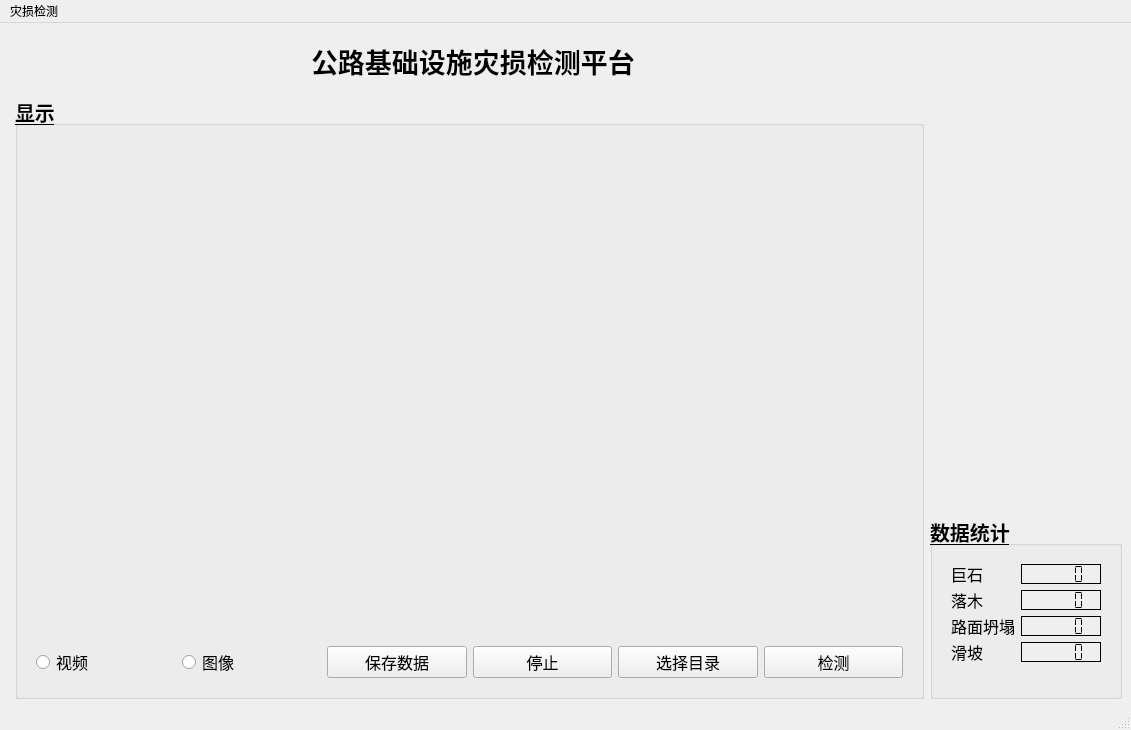
The window that main_window.ui (XHao1997/yolo_detect_qt) describes before a commit, drawn with Qt 5.
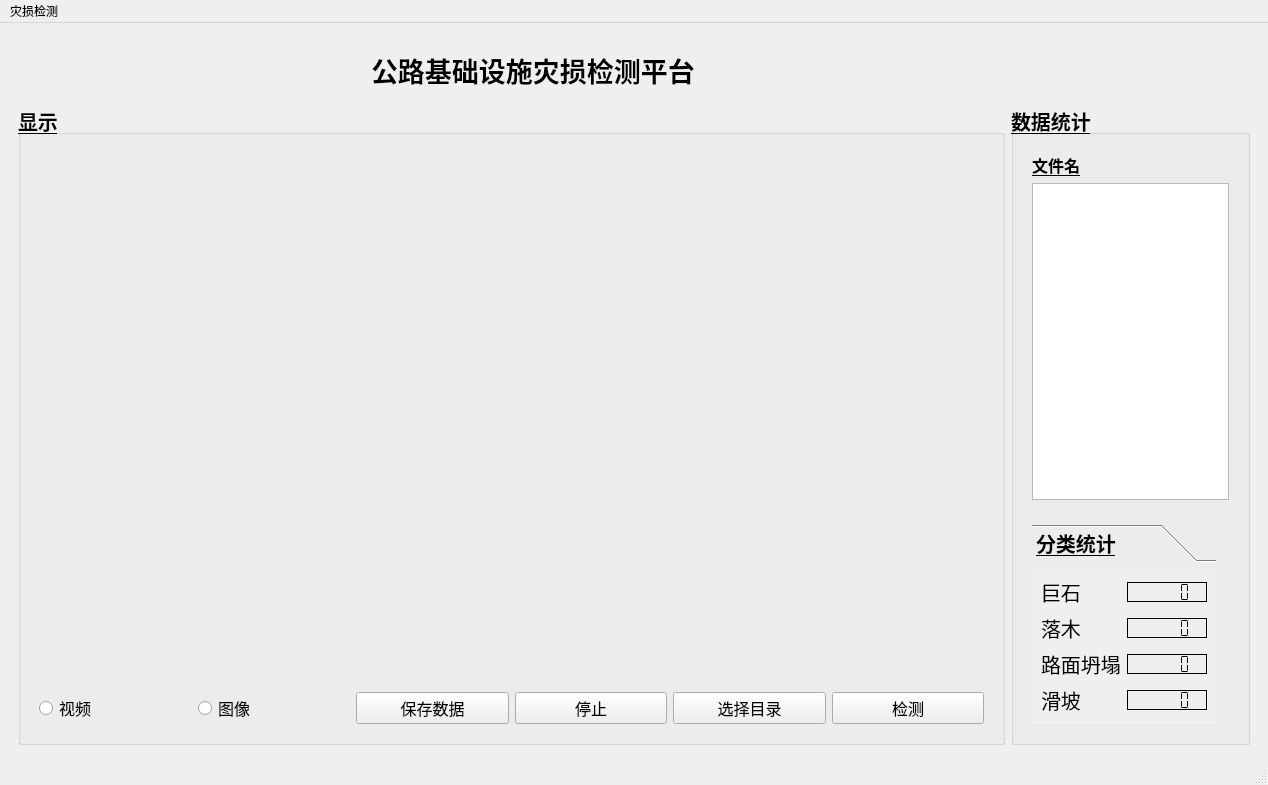
The same window after the commit. Icons and pictures are not drawn.

Commit message: modify ui to full screen

The edit to the form file:
```diff
--- a/main_window.ui
+++ b/main_window.ui
@@ -6,8 +6,8 @@
    <rect>
     <x>0</x>
     <y>0</y>
-    <width>1131</width>
-    <height>730</height>
+    <width>1268</width>
+    <height>785</height>
    </rect>
   </property>
   <property name="sizePolicy">
@@ -16,302 +16,109 @@
     <verstretch>0</verstretch>
    </sizepolicy>
   </property>
+  <property name="font">
+   <font>
+    <underline>false</underline>
+   </font>
+  </property>
   <property name="windowTitle">
    <string>Yolo Disaster Detection</string>
   </property>
   <widget class="QWidget" name="centralwidget">
    <layout class="QGridLayout" name="gridLayout">
-    <item row="2" column="3">
-     <widget class="QGroupBox" name="groupBox">
-      <property name="sizePolicy">
-       <sizepolicy hsizetype="Fixed" vsizetype="Fixed">
-        <horstretch>0</horstretch>
-        <verstretch>0</verstretch>
-       </sizepolicy>
-      </property>
-      <property name="font">
-       <font>
-        <pointsize>15</pointsize>
-        <bold>true</bold>
-        <underline>true</underline>
-        <kerning>true</kerning>
-       </font>
-      </property>
-      <property name="title">
-       <string>数据统计</string>
-      </property>
-      <layout class="QVBoxLayout" name="verticalLayout_2">
-       <item>
+    <item row="0" column="1" rowspan="3" colspan="2">
         <widget class="QWidget" name="horizontalWidget" native="true">
          <property name="sizePolicy">
-          <sizepolicy hsizetype="Preferred" vsizetype="Expanding">
+       <sizepolicy hsizetype="Expanding" vsizetype="Expanding">
            <horstretch>0</horstretch>
            <verstretch>0</verstretch>
           </sizepolicy>
          </property>
-         <layout class="QFormLayout" name="formLayout">
+      <layout class="QGridLayout" name="gridLayout_3">
           <item row="0" column="0">
-           <layout class="QGridLayout" name="gridLayout_2">
-            <item row="2" column="0">
-             <widget class="QLabel" name="label_3">
+        <widget class="QFrame" name="horizontalFrame">
+         <layout class="QHBoxLayout" name="horizontalLayout_2">
+          <item>
+           <spacer name="horizontalSpacer">
+            <property name="orientation">
+             <enum>Qt::Orientation::Horizontal</enum>
+            </property>
+            <property name="sizeHint" stdset="0">
+             <size>
+              <width>50</width>
+              <height>20</height>
+             </size>
+            </property>
+           </spacer>
+          </item>
+          <item>
+           <widget class="QLabel" name="label_2">
+            <property name="sizePolicy">
+             <sizepolicy hsizetype="Maximum" vsizetype="Preferred">
+              <horstretch>0</horstretch>
+              <verstretch>0</verstretch>
+             </sizepolicy>
+            </property>
+            <property name="maximumSize">
+             <size>
+              <width>60</width>
+              <height>60</height>
+             </size>
+            </property>
+            <property name="text">
+             <string/>
+            </property>
+            <property name="textFormat">
+             <enum>Qt::TextFormat::AutoText</enum>
+            </property>
+            <property name="pixmap">
+             <pixmap>images.jpeg</pixmap>
+            </property>
+            <property name="scaledContents">
+             <bool>true</bool>
+            </property>
+           </widget>
+          </item>
+          <item>
+           <widget class="QLabel" name="label_6">
+            <property name="sizePolicy">
+             <sizepolicy hsizetype="Maximum" vsizetype="Preferred">
+              <horstretch>0</horstretch>
+              <verstretch>0</verstretch>
+             </sizepolicy>
+            </property>
               <property name="font">
                <font>
-                <pointsize>12</pointsize>
-                <bold>false</bold>
+              <pointsize>20</pointsize>
+              <bold>true</bold>
                 <underline>false</underline>
-                <kerning>true</kerning>
                </font>
               </property>
               <property name="text">
-               <string>路面坍塌</string>
+             <string>    公路基础设施灾损检测平台</string>
               </property>
              </widget>
             </item>
-            <item row="0" column="1">
-             <widget class="QLCDNumber" name="lcdNumber_stone">
-              <property name="minimumSize">
-               <size>
-                <width>80</width>
-                <height>0</height>
-               </size>
-              </property>
-              <property name="maximumSize">
+          <item>
+           <spacer name="horizontalSpacer_2">
+            <property name="orientation">
+             <enum>Qt::Orientation::Horizontal</enum>
+            </property>
+            <property name="sizeHint" stdset="0">
                <size>
-                <width>50</width>
+              <width>40</width>
                 <height>20</height>
                </size>
               </property>
-              <property name="font">
-               <font>
-                <family>Ubuntu</family>
-                <pointsize>20</pointsize>
-                <italic>false</italic>
-                <bold>true</bold>
-                <underline>true</underline>
-                <kerning>true</kerning>
-               </font>
-              </property>
-              <property name="accessibleDescription">
-               <string notr="true"/>
-              </property>
-              <property name="autoFillBackground">
-               <bool>true</bool>
-              </property>
-              <property name="styleSheet">
-               <string notr="true">font: 700 20pt &quot;Ubuntu&quot;;</string>
-              </property>
-              <property name="frameShadow">
-               <enum>QFrame::Shadow::Plain</enum>
-              </property>
-              <property name="lineWidth">
-               <number>1</number>
-              </property>
-              <property name="midLineWidth">
-               <number>1</number>
-              </property>
-              <property name="segmentStyle">
-               <enum>QLCDNumber::SegmentStyle::Flat</enum>
-              </property>
-             </widget>
-            </item>
-            <item row="3" column="1">
-             <widget class="QLCDNumber" name="lcdNumber_landslide">
-              <property name="minimumSize">
-               <size>
-                <width>80</width>
-                <height>0</height>
-               </size>
-              </property>
-              <property name="maximumSize">
-               <size>
-                <width>50</width>
-                <height>20</height>
-               </size>
-              </property>
-              <property name="font">
-               <font>
-                <family>Ubuntu</family>
-                <pointsize>20</pointsize>
-                <italic>false</italic>
-                <bold>true</bold>
-                <underline>true</underline>
-                <kerning>true</kerning>
-               </font>
-              </property>
-              <property name="accessibleDescription">
-               <string notr="true"/>
-              </property>
-              <property name="autoFillBackground">
-               <bool>true</bool>
-              </property>
-              <property name="styleSheet">
-               <string>font: 700 20pt &quot;Ubuntu&quot;;</string>
-              </property>
-              <property name="frameShadow">
-               <enum>QFrame::Shadow::Plain</enum>
-              </property>
-              <property name="lineWidth">
-               <number>1</number>
-              </property>
-              <property name="midLineWidth">
-               <number>1</number>
-              </property>
-              <property name="segmentStyle">
-               <enum>QLCDNumber::SegmentStyle::Flat</enum>
-              </property>
+           </spacer>
+          </item>
+         </layout>
              </widget>
             </item>
             <item row="1" column="0">
-             <widget class="QLabel" name="label">
-              <property name="font">
-               <font>
-                <pointsize>12</pointsize>
-                <bold>false</bold>
-                <underline>false</underline>
-                <kerning>true</kerning>
-               </font>
-              </property>
-              <property name="text">
-               <string>落木</string>
-              </property>
-             </widget>
-            </item>
-            <item row="0" column="0">
-             <widget class="QLabel" name="label_4">
-              <property name="font">
-               <font>
-                <pointsize>12</pointsize>
-                <bold>false</bold>
-                <underline>false</underline>
-                <kerning>true</kerning>
-               </font>
-              </property>
-              <property name="text">
-               <string>巨石</string>
-              </property>
-             </widget>
-            </item>
-            <item row="3" column="0">
-             <widget class="QLabel" name="label_5">
-              <property name="font">
-               <font>
-                <pointsize>12</pointsize>
-                <bold>false</bold>
-                <underline>false</underline>
-                <kerning>true</kerning>
-               </font>
-              </property>
-              <property name="text">
-               <string>滑坡</string>
-              </property>
-             </widget>
-            </item>
-            <item row="1" column="1">
-             <widget class="QLCDNumber" name="lcdNumber_fallentree">
-              <property name="minimumSize">
-               <size>
-                <width>80</width>
-                <height>0</height>
-               </size>
-              </property>
-              <property name="maximumSize">
-               <size>
-                <width>50</width>
-                <height>20</height>
-               </size>
-              </property>
-              <property name="font">
-               <font>
-                <family>Ubuntu</family>
-                <pointsize>20</pointsize>
-                <italic>false</italic>
-                <bold>true</bold>
-                <underline>true</underline>
-                <kerning>true</kerning>
-               </font>
-              </property>
-              <property name="accessibleDescription">
-               <string notr="true"/>
-              </property>
-              <property name="autoFillBackground">
-               <bool>true</bool>
-              </property>
-              <property name="styleSheet">
-               <string>font: 700 20pt &quot;Ubuntu&quot;;</string>
-              </property>
-              <property name="frameShadow">
-               <enum>QFrame::Shadow::Plain</enum>
-              </property>
-              <property name="lineWidth">
-               <number>1</number>
-              </property>
-              <property name="midLineWidth">
-               <number>1</number>
-              </property>
-              <property name="segmentStyle">
-               <enum>QLCDNumber::SegmentStyle::Flat</enum>
-              </property>
-             </widget>
-            </item>
-            <item row="2" column="1">
-             <widget class="QLCDNumber" name="lcdNumber_roadcollapse">
-              <property name="minimumSize">
-               <size>
-                <width>80</width>
-                <height>0</height>
-               </size>
-              </property>
-              <property name="maximumSize">
-               <size>
-                <width>50</width>
-                <height>20</height>
-               </size>
-              </property>
-              <property name="font">
-               <font>
-                <family>Ubuntu</family>
-                <pointsize>20</pointsize>
-                <italic>false</italic>
-                <bold>true</bold>
-                <underline>true</underline>
-                <kerning>true</kerning>
-               </font>
-              </property>
-              <property name="accessibleDescription">
-               <string notr="true"/>
-              </property>
-              <property name="autoFillBackground">
-               <bool>true</bool>
-              </property>
-              <property name="styleSheet">
-               <string>font: 700 20pt &quot;Ubuntu&quot;;</string>
-              </property>
-              <property name="frameShadow">
-               <enum>QFrame::Shadow::Plain</enum>
-              </property>
-              <property name="lineWidth">
-               <number>1</number>
-              </property>
-              <property name="midLineWidth">
-               <number>1</number>
-              </property>
-              <property name="segmentStyle">
-               <enum>QLCDNumber::SegmentStyle::Flat</enum>
-              </property>
-             </widget>
-            </item>
-           </layout>
-          </item>
-         </layout>
-        </widget>
-       </item>
-      </layout>
-     </widget>
-    </item>
-    <item row="1" column="2" rowspan="2">
      <widget class="QGroupBox" name="groupBox_3">
       <property name="sizePolicy">
-       <sizepolicy hsizetype="Expanding" vsizetype="Preferred">
+          <sizepolicy hsizetype="MinimumExpanding" vsizetype="Preferred">
         <horstretch>0</horstretch>
         <verstretch>0</verstretch>
        </sizepolicy>
@@ -347,9 +154,9 @@
          <item>
           <widget class="QLabel" name="label_display">
            <property name="sizePolicy">
-            <sizepolicy hsizetype="Preferred" vsizetype="MinimumExpanding">
-             <horstretch>0</horstretch>
-             <verstretch>0</verstretch>
+               <sizepolicy hsizetype="Expanding" vsizetype="Expanding">
+                <horstretch>2</horstretch>
+                <verstretch>2</verstretch>
             </sizepolicy>
            </property>
            <property name="text">
@@ -476,73 +283,374 @@
       </layout>
      </widget>
     </item>
-    <item row="0" column="1" colspan="3">
+       <item row="1" column="1">
+        <widget class="QGroupBox" name="groupBox">
+         <property name="sizePolicy">
+          <sizepolicy hsizetype="Fixed" vsizetype="MinimumExpanding">
+           <horstretch>1</horstretch>
+           <verstretch>1</verstretch>
+          </sizepolicy>
+         </property>
+         <property name="font">
+          <font>
+           <pointsize>15</pointsize>
+           <bold>true</bold>
+           <underline>true</underline>
+           <kerning>true</kerning>
+          </font>
+         </property>
+         <property name="title">
+          <string>数据统计</string>
+         </property>
+         <layout class="QVBoxLayout" name="verticalLayout_2">
+          <item>
+           <widget class="QWidget" name="" native="true">
+            <property name="sizePolicy">
+             <sizepolicy hsizetype="Preferred" vsizetype="Minimum">
+              <horstretch>0</horstretch>
+              <verstretch>0</verstretch>
+             </sizepolicy>
+            </property>
+            <layout class="QVBoxLayout" name="verticalLayout">
+             <item>
+              <widget class="QLabel" name="label_7">
+               <property name="sizePolicy">
+                <sizepolicy hsizetype="Preferred" vsizetype="Maximum">
+                 <horstretch>0</horstretch>
+                 <verstretch>0</verstretch>
+                </sizepolicy>
+               </property>
+               <property name="font">
+                <font>
+                 <pointsize>12</pointsize>
+                 <bold>true</bold>
+                 <underline>true</underline>
+                 <kerning>true</kerning>
+                </font>
+               </property>
+               <property name="text">
+                <string>文件名</string>
+               </property>
+              </widget>
+             </item>
+             <item>
+              <widget class="QListView" name="listView">
+               <property name="sizePolicy">
+                <sizepolicy hsizetype="MinimumExpanding" vsizetype="Minimum">
+                 <horstretch>0</horstretch>
+                 <verstretch>0</verstretch>
+                </sizepolicy>
+               </property>
+               <property name="minimumSize">
+                <size>
+                 <width>120</width>
+                 <height>100</height>
+                </size>
+               </property>
+               <property name="maximumSize">
+                <size>
+                 <width>197</width>
+                 <height>600</height>
+                </size>
+               </property>
+               <property name="font">
+                <font>
+                 <pointsize>12</pointsize>
+                 <italic>false</italic>
+                 <bold>false</bold>
+                 <underline>true</underline>
+                 <kerning>true</kerning>
+                 <hintingpreference>PreferDefaultHinting</hintingpreference>
+                </font>
+               </property>
+              </widget>
+             </item>
+            </layout>
+           </widget>
+          </item>
+          <item>
      <widget class="QWidget" name="horizontalWidget" native="true">
       <property name="sizePolicy">
-       <sizepolicy hsizetype="Fixed" vsizetype="Maximum">
+             <sizepolicy hsizetype="Preferred" vsizetype="Maximum">
         <horstretch>0</horstretch>
         <verstretch>0</verstretch>
        </sizepolicy>
       </property>
-      <layout class="QHBoxLayout" name="horizontalLayout_2">
-       <item>
-        <spacer name="horizontalSpacer">
-         <property name="orientation">
-          <enum>Qt::Orientation::Horizontal</enum>
-         </property>
-         <property name="sizeHint" stdset="0">
+            <layout class="QFormLayout" name="formLayout">
+             <item row="2" column="0">
+              <widget class="QToolBox" name="toolBox">
+               <property name="frameShadow">
+                <enum>QFrame::Shadow::Plain</enum>
+               </property>
+               <widget class="QWidget" name="widget">
+                <property name="geometry">
+                 <rect>
+                  <x>0</x>
+                  <y>0</y>
+                  <width>184</width>
+                  <height>152</height>
+                 </rect>
+                </property>
+                <attribute name="label">
+                 <string>分类统计</string>
+                </attribute>
+                <layout class="QGridLayout" name="gridLayout_2">
+                 <item row="3" column="1">
+                  <widget class="QLCDNumber" name="lcdNumber_landslide">
+                   <property name="minimumSize">
           <size>
-           <width>250</width>
+                     <width>80</width>
+                     <height>0</height>
+                    </size>
+                   </property>
+                   <property name="maximumSize">
+                    <size>
+                     <width>50</width>
            <height>20</height>
           </size>
          </property>
-        </spacer>
-       </item>
-       <item>
-        <widget class="QLabel" name="label_2">
-         <property name="sizePolicy">
-          <sizepolicy hsizetype="Maximum" vsizetype="Preferred">
-           <horstretch>0</horstretch>
-           <verstretch>0</verstretch>
-          </sizepolicy>
+                   <property name="font">
+                    <font>
+                     <family>Ubuntu</family>
+                     <pointsize>20</pointsize>
+                     <italic>false</italic>
+                     <bold>true</bold>
+                     <underline>true</underline>
+                     <kerning>true</kerning>
+                    </font>
+                   </property>
+                   <property name="accessibleDescription">
+                    <string notr="true"/>
+                   </property>
+                   <property name="autoFillBackground">
+                    <bool>true</bool>
+                   </property>
+                   <property name="styleSheet">
+                    <string>font: 700 20pt &quot;Ubuntu&quot;;</string>
+                   </property>
+                   <property name="frameShadow">
+                    <enum>QFrame::Shadow::Plain</enum>
+                   </property>
+                   <property name="lineWidth">
+                    <number>1</number>
+                   </property>
+                   <property name="midLineWidth">
+                    <number>1</number>
+                   </property>
+                   <property name="segmentStyle">
+                    <enum>QLCDNumber::SegmentStyle::Flat</enum>
+                   </property>
+                  </widget>
+                 </item>
+                 <item row="0" column="1">
+                  <widget class="QLCDNumber" name="lcdNumber_stone">
+                   <property name="minimumSize">
+                    <size>
+                     <width>80</width>
+                     <height>0</height>
+                    </size>
          </property>
          <property name="maximumSize">
           <size>
-           <width>60</width>
-           <height>60</height>
-          </size>
-         </property>
-         <property name="text">
-          <string/>
-         </property>
-         <property name="textFormat">
-          <enum>Qt::TextFormat::AutoText</enum>
-         </property>
-         <property name="pixmap">
-          <pixmap>images.jpeg</pixmap>
-         </property>
-         <property name="scaledContents">
+                     <width>50</width>
+                     <height>20</height>
+                    </size>
+                   </property>
+                   <property name="font">
+                    <font>
+                     <family>Ubuntu</family>
+                     <pointsize>20</pointsize>
+                     <italic>false</italic>
+                     <bold>true</bold>
+                     <underline>true</underline>
+                     <kerning>true</kerning>
+                    </font>
+                   </property>
+                   <property name="accessibleDescription">
+                    <string notr="true"/>
+                   </property>
+                   <property name="autoFillBackground">
+                    <bool>true</bool>
+                   </property>
+                   <property name="styleSheet">
+                    <string notr="true">font: 700 20pt &quot;Ubuntu&quot;;</string>
+                   </property>
+                   <property name="frameShadow">
+                    <enum>QFrame::Shadow::Plain</enum>
+                   </property>
+                   <property name="lineWidth">
+                    <number>1</number>
+                   </property>
+                   <property name="midLineWidth">
+                    <number>1</number>
+                   </property>
+                   <property name="segmentStyle">
+                    <enum>QLCDNumber::SegmentStyle::Flat</enum>
+                   </property>
+                  </widget>
+                 </item>
+                 <item row="1" column="1">
+                  <widget class="QLCDNumber" name="lcdNumber_fallentree">
+                   <property name="minimumSize">
+                    <size>
+                     <width>80</width>
+                     <height>0</height>
+                    </size>
+                   </property>
+                   <property name="maximumSize">
+                    <size>
+                     <width>50</width>
+                     <height>20</height>
+                    </size>
+                   </property>
+                   <property name="font">
+                    <font>
+                     <family>Ubuntu</family>
+                     <pointsize>20</pointsize>
+                     <italic>false</italic>
+                     <bold>true</bold>
+                     <underline>true</underline>
+                     <kerning>true</kerning>
+                    </font>
+                   </property>
+                   <property name="accessibleDescription">
+                    <string notr="true"/>
+                   </property>
+                   <property name="autoFillBackground">
           <bool>true</bool>
          </property>
-        </widget>
-       </item>
-       <item>
-        <widget class="QLabel" name="label_6">
-         <property name="sizePolicy">
-          <sizepolicy hsizetype="Maximum" vsizetype="Preferred">
-           <horstretch>0</horstretch>
-           <verstretch>0</verstretch>
-          </sizepolicy>
-         </property>
+                   <property name="styleSheet">
+                    <string>font: 700 20pt &quot;Ubuntu&quot;;</string>
+                   </property>
+                   <property name="frameShadow">
+                    <enum>QFrame::Shadow::Plain</enum>
+                   </property>
+                   <property name="lineWidth">
+                    <number>1</number>
+                   </property>
+                   <property name="midLineWidth">
+                    <number>1</number>
+                   </property>
+                   <property name="segmentStyle">
+                    <enum>QLCDNumber::SegmentStyle::Flat</enum>
+                   </property>
+                  </widget>
+                 </item>
+                 <item row="1" column="0">
+                  <widget class="QLabel" name="label">
+                   <property name="font">
+                    <font>
+                     <pointsize>15</pointsize>
+                     <bold>false</bold>
+                     <underline>false</underline>
+                     <kerning>true</kerning>
+                    </font>
+                   </property>
+                   <property name="text">
+                    <string>落木</string>
+                   </property>
+                  </widget>
+                 </item>
+                 <item row="2" column="0">
+                  <widget class="QLabel" name="label_3">
          <property name="font">
           <font>
+                     <pointsize>15</pointsize>
+                     <bold>false</bold>
+                     <underline>false</underline>
+                     <kerning>true</kerning>
+                    </font>
+                   </property>
+                   <property name="text">
+                    <string>路面坍塌</string>
+                   </property>
+                  </widget>
+                 </item>
+                 <item row="3" column="0">
+                  <widget class="QLabel" name="label_5">
+                   <property name="font">
+                    <font>
+                     <pointsize>15</pointsize>
+                     <bold>false</bold>
+                     <underline>false</underline>
+                     <kerning>true</kerning>
+                    </font>
+                   </property>
+                   <property name="text">
+                    <string>滑坡</string>
+                   </property>
+                  </widget>
+                 </item>
+                 <item row="2" column="1">
+                  <widget class="QLCDNumber" name="lcdNumber_roadcollapse">
+                   <property name="minimumSize">
+                    <size>
+                     <width>80</width>
+                     <height>0</height>
+                    </size>
+                   </property>
+                   <property name="maximumSize">
+                    <size>
+                     <width>50</width>
+                     <height>20</height>
+                    </size>
+                   </property>
+                   <property name="font">
+                    <font>
+                     <family>Ubuntu</family>
            <pointsize>20</pointsize>
+                     <italic>false</italic>
            <bold>true</bold>
-          </font>
-         </property>
+                     <underline>true</underline>
+                     <kerning>true</kerning>
+                    </font>
+                   </property>
+                   <property name="accessibleDescription">
+                    <string notr="true"/>
+                   </property>
+                   <property name="autoFillBackground">
+                    <bool>true</bool>
+                   </property>
+                   <property name="styleSheet">
+                    <string>font: 700 20pt &quot;Ubuntu&quot;;</string>
+                   </property>
+                   <property name="frameShadow">
+                    <enum>QFrame::Shadow::Plain</enum>
+                   </property>
+                   <property name="lineWidth">
+                    <number>1</number>
+                   </property>
+                   <property name="midLineWidth">
+                    <number>1</number>
+                   </property>
+                   <property name="segmentStyle">
+                    <enum>QLCDNumber::SegmentStyle::Flat</enum>
+                   </property>
+                  </widget>
+                 </item>
+                 <item row="0" column="0">
+                  <widget class="QLabel" name="label_4">
+                   <property name="font">
+                    <font>
+                     <pointsize>15</pointsize>
+                     <bold>false</bold>
+                     <underline>false</underline>
+                     <kerning>true</kerning>
+                    </font>
+                   </property>
          <property name="text">
-          <string>    公路基础设施灾损检测平台</string>
-         </property>
+                    <string>巨石</string>
+                   </property>
+                  </widget>
+                 </item>
+                </layout>
+               </widget>
+              </widget>
+             </item>
+            </layout>
+           </widget>
+          </item>
+         </layout>
         </widget>
        </item>
       </layout>
@@ -555,7 +663,7 @@
     <rect>
      <x>0</x>
      <y>0</y>
-     <width>1131</width>
+     <width>1268</width>
      <height>27</height>
     </rect>
    </property>
```
Left out of the diff: 2 changed lines with no effect on the pictures. Lines whose indentation alone changed are shown as unchanged. The commit also changes 3 other files.
